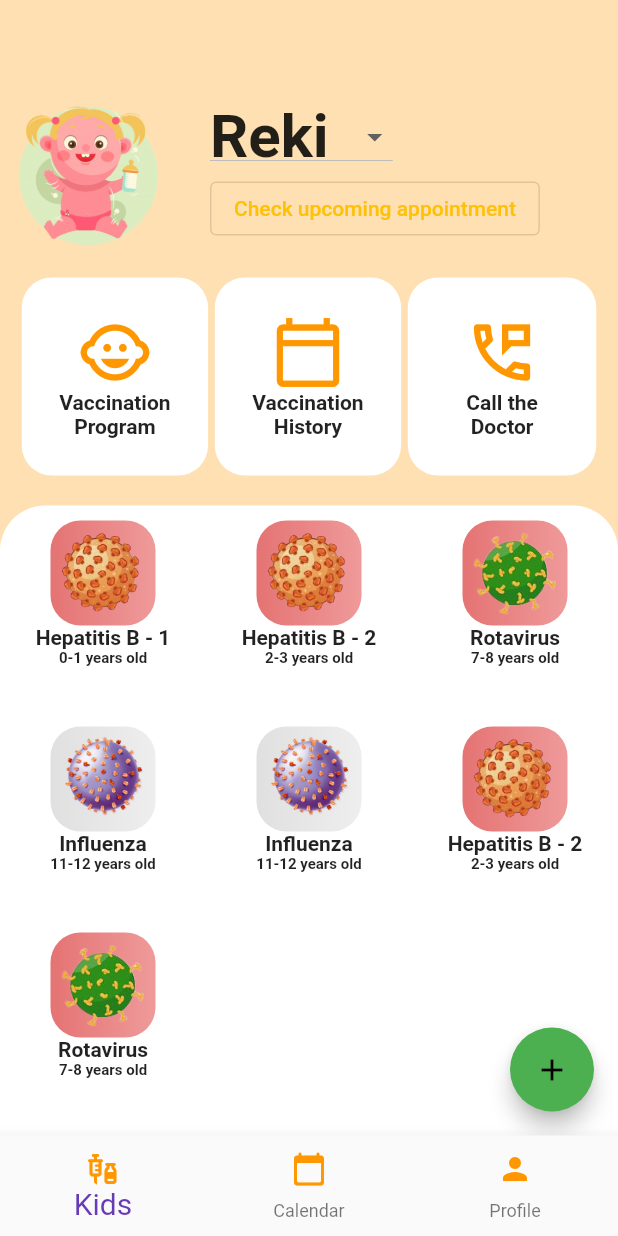
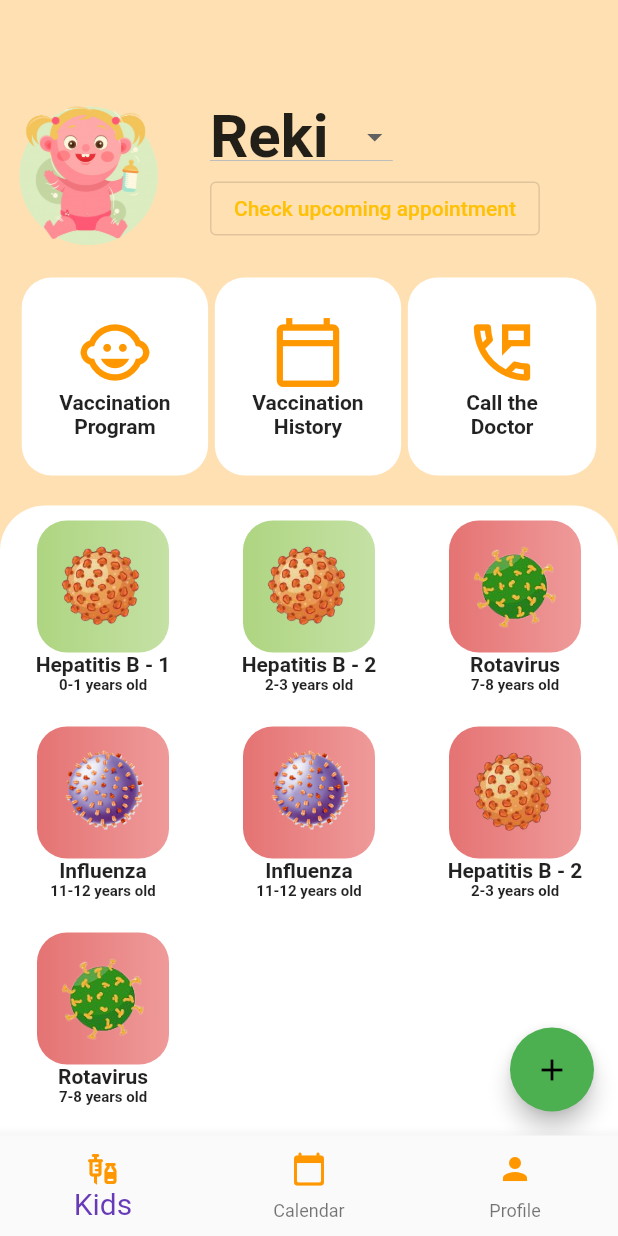
Before and after one commit to bjudob/duckcination, a Flutter app: the screen it shows after launch, on a phone screen of 412 x 824 dp. Run offline on Flutter 3.47's test engine with Material 2 defaults, Android fonts, the phone set to English and light mode, and no system bars; our stand-ins replace firebase_core, table_calendar; accounts and stored records are empty.

Commit message:
big buttons - green color

```diff
--- a/lib/models/child.dart
+++ b/lib/models/child.dart
@@ -24,22 +24,22 @@ class Child{
       image='img/girl.png';
     }
     vaccines=[
-      Vaccine('Hepatitis B - 1', 0,1,'img/hepatitis_b.png',VaccineStatus.todo, [
+      Vaccine('Hepatitis B - 1', 0,1,'img/hepatitis_b.png',VaccineStatus.done, [
         Description("Key vaccine facts", hepatitis_key_facts),
         Description("Who should have the vaccine", hepatitis_key_facts),
         Description("Safety and side effects", hepatitis_key_facts),
         Description("Ingredients", hepatitis_key_facts),
       ]),
-      Vaccine('Hepatitis B - 2', 2,3,'img/hepatitis_b.png',VaccineStatus.todo, [
+      Vaccine('Hepatitis B - 2', 2,3,'img/hepatitis_b.png',VaccineStatus.done, [
         Description("Key vaccine facts", hepatitis_key_facts)
       ]),
       Vaccine('Rotavirus', 7,8,'img/rotavirus.png',VaccineStatus.todo, [
         Description("Key vaccine facts", hepatitis_key_facts)
       ]),
-      Vaccine('Influenza', 11,12,'img/influenza.png',VaccineStatus.later, [
+      Vaccine('Influenza', 11,12,'img/influenza.png',VaccineStatus.todo, [
         Description("Key vaccine facts", hepatitis_key_facts)
       ]),
-      Vaccine('Influenza', 11,12,'img/influenza.png',VaccineStatus.later, [
+      Vaccine('Influenza', 11,12,'img/influenza.png',VaccineStatus.todo, [
         Description("Key vaccine facts", hepatitis_key_facts)
       ]),
       Vaccine('Hepatitis B - 2', 2,3,'img/hepatitis_b.png',VaccineStatus.todo, [
--- a/lib/ui/elements/vaccine_card.dart
+++ b/lib/ui/elements/vaccine_card.dart
@@ -4,7 +4,7 @@ import 'package:flutter/material.dart';
 import '../screens/vaccine_screen.dart';
 
 var statusColors = {
-  VaccineStatus.done: [Colors.lightGreen, Colors.yellowAccent.shade200],
+  VaccineStatus.done: [Colors.lightGreen.shade300, Colors.lightGreen.shade200],
   VaccineStatus.todo: [Colors.red.shade300, Colors.red.shade200],
   VaccineStatus.later: [Colors.grey.shade300, Colors.grey.shade200],
 };
@@ -38,7 +38,7 @@ class _VaccineCardState extends State<VaccineCard> {
         child: Column(
           children: [
             Container(
-              padding: const EdgeInsets.all(5),
+              padding: const EdgeInsets.all(14),
               decoration: BoxDecoration(
                   gradient: LinearGradient(
                       colors: statusColors[widget.vaccine.vaccineStatus]!),
```
